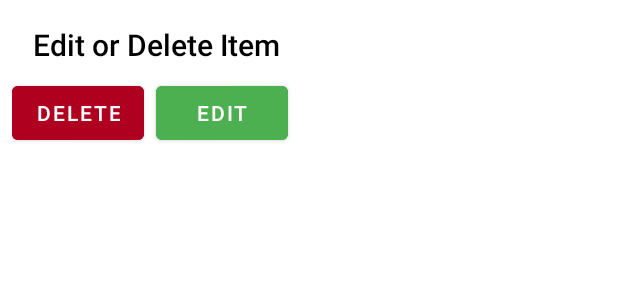
After one commit to MarcDonald/Earworm, an Android app: the layout dialog_edit_or_delete.xml on its own in the app's theme, with its tools: preview values and no code run, on a phone screen of 412 x 824 dp. The commit adds this screen. Shown: the top 300 px of the screen. Run offline under Robolectric (Android 15) with nearby library versions, the phone set to English and light mode, and no system bars.

Commit message:
Add ability to delete items
-Long clicking an item now displays a dialog where the user can delete
the item
-Added snackbar on click to let the user know that long clicking opens
the dialog
-Added ripple effect to items when they are clicked
-Version bump to 4 (0.0.4)

```diff
--- /dev/null
+++ b/app/src/main/res/layout/dialog_edit_or_delete.xml
@@ -0,0 +1,41 @@
+<?xml version="1.0" encoding="utf-8"?>
+<androidx.constraintlayout.widget.ConstraintLayout xmlns:android="http://schemas.android.com/apk/res/android"
+  xmlns:app="http://schemas.android.com/apk/res-auto"
+  style="@style/LightTheme.DialogTheme"
+  android:layout_width="wrap_content"
+  android:layout_height="wrap_content">
+
+  <TextView
+    android:id="@+id/txt_add_or_delete_title"
+    style="@style/LightTheme.TextAppearance.AlertDialogTitle"
+    android:layout_width="wrap_content"
+    android:layout_height="wrap_content"
+    android:layout_margin="@dimen/marginStandard"
+    android:text="@string/edit_or_delete"
+    app:layout_constraintEnd_toEndOf="parent"
+    app:layout_constraintStart_toStartOf="parent"
+    app:layout_constraintTop_toTopOf="parent" />
+
+  <com.google.android.material.button.MaterialButton
+    android:id="@+id/btn_add_or_delete_edit"
+    android:layout_width="wrap_content"
+    android:layout_height="wrap_content"
+    android:layout_margin="@dimen/marginStandard"
+    android:backgroundTint="@color/positive"
+    android:text="@string/edit"
+    app:layout_constraintBottom_toBottomOf="parent"
+    app:layout_constraintEnd_toEndOf="parent"
+    app:layout_constraintTop_toBottomOf="@id/txt_add_or_delete_title" />
+
+  <com.google.android.material.button.MaterialButton
+    android:id="@+id/btn_add_or_delete_delete"
+    android:layout_width="wrap_content"
+    android:layout_height="wrap_content"
+    android:layout_margin="@dimen/marginStandard"
+    android:backgroundTint="@color/negative"
+    android:text="@string/delete"
+    app:layout_constraintBottom_toBottomOf="parent"
+    app:layout_constraintEnd_toStartOf="@id/btn_add_or_delete_edit"
+    app:layout_constraintTop_toBottomOf="@id/txt_add_or_delete_title" />
+
+</androidx.constraintlayout.widget.ConstraintLayout>
--- a/app/src/main/res/layout/item_mainrecycler_album.xml
+++ b/app/src/main/res/layout/item_mainrecycler_album.xml
@@ -12,7 +12,8 @@
 
     <androidx.constraintlayout.widget.ConstraintLayout
       android:layout_width="match_parent"
-      android:layout_height="match_parent">
+      android:layout_height="match_parent"
+      android:background="?selectableItemBackground">
 
       <TextView
         android:id="@+id/txt_albumName"
--- a/app/src/main/res/layout/item_mainrecycler_artist.xml
+++ b/app/src/main/res/layout/item_mainrecycler_artist.xml
@@ -12,7 +12,8 @@
 
     <androidx.constraintlayout.widget.ConstraintLayout
       android:layout_width="match_parent"
-      android:layout_height="match_parent">
+      android:layout_height="match_parent"
+      android:background="?selectableItemBackground">
 
       <TextView
         android:id="@+id/txt_artistName"
--- a/app/src/main/res/layout/item_mainrecycler_genre.xml
+++ b/app/src/main/res/layout/item_mainrecycler_genre.xml
@@ -12,7 +12,8 @@
 
     <androidx.constraintlayout.widget.ConstraintLayout
       android:layout_width="match_parent"
-      android:layout_height="match_parent">
+      android:layout_height="match_parent"
+      android:background="?selectableItemBackground">
 
       <TextView
         android:id="@+id/txt_genreName"
--- a/app/src/main/res/layout/item_mainrecycler_song.xml
+++ b/app/src/main/res/layout/item_mainrecycler_song.xml
@@ -12,7 +12,8 @@
 
     <androidx.constraintlayout.widget.ConstraintLayout
       android:layout_width="match_parent"
-      android:layout_height="match_parent">
+      android:layout_height="match_parent"
+      android:background="?selectableItemBackground">
 
       <TextView
         android:id="@+id/txt_songName"
--- a/app/src/main/res/values/strings.xml
+++ b/app/src/main/res/values/strings.xml
@@ -6,6 +6,8 @@
   </string>
   <string name="empty">Please ensure all fields are filled before saving</string>
   <string name="today">Today</string>
+  <string name="long_click_hint">Hold to edit or delete</string>
+  <string name="dont_show">Don\'t Show Again</string>
 
   <!--Favourite Items-->
   <string name="song_name">Song name</string>
@@ -21,5 +23,8 @@
   <string name="save">Save</string>
   <string name="ok">OK</string>
   <string name="cancel">Cancel</string>
+  <string name="edit_or_delete">Edit or Delete Item</string>
+  <string name="edit">Edit</string>
+  <string name="delete">Delete</string>
 
 </resources>
--- a/app/src/main/res/values/styles.xml
+++ b/app/src/main/res/values/styles.xml
@@ -37,6 +37,11 @@
     <item name="android:textColor">@color/textOnPrimary</item>
   </style>
 
+  <style name="LightTheme.TextAppearance.AlertDialogTitle" parent="TextAppearance.AppCompat.Widget.ActionBar.Title">
+    <item name="android:textColor">@color/textOnPrimary</item>
+    <item name="android:textAlignment">center</item>
+  </style>
+
   <!--Button Styles-->
   <style name="LightTheme.NoBackgroundImageButton">
     <item name="android:backgroundTint">@color/colorPrimary</item>
```
Also changed, not shown: app/build.gradle (+4 -4 lines), app/src/main/java/app/marcdev/earworm/mainscreen/mainrecycler/MainRecyclerAdapter.kt (+11 -2 lines), app/src/main/java/app/marcdev/earworm/mainscreen/mainrecycler/MainRecyclerModel.kt (added, +7 -0 lines), app/src/main/java/app/marcdev/earworm/mainscreen/mainrecycler/MainRecyclerModelImpl.kt (added, +47 -0 lines), app/src/main/java/app/marcdev/earworm/mainscreen/mainrecycler/MainRecyclerPresenter.kt (added, +11 -0 lines), app/src/main/java/app/marcdev/earworm/mainscreen/mainrecycler/MainRecyclerPresenterImpl.kt (added, +25 -0 lines), app/src/main/java/app/marcdev/earworm/mainscreen/mainrecycler/MainRecyclerView.kt (added, +9 -0 lines), app/src/main/java/app/marcdev/earworm/mainscreen/mainrecycler/MainRecyclerViewHolder.kt (+70 -1 lines).
